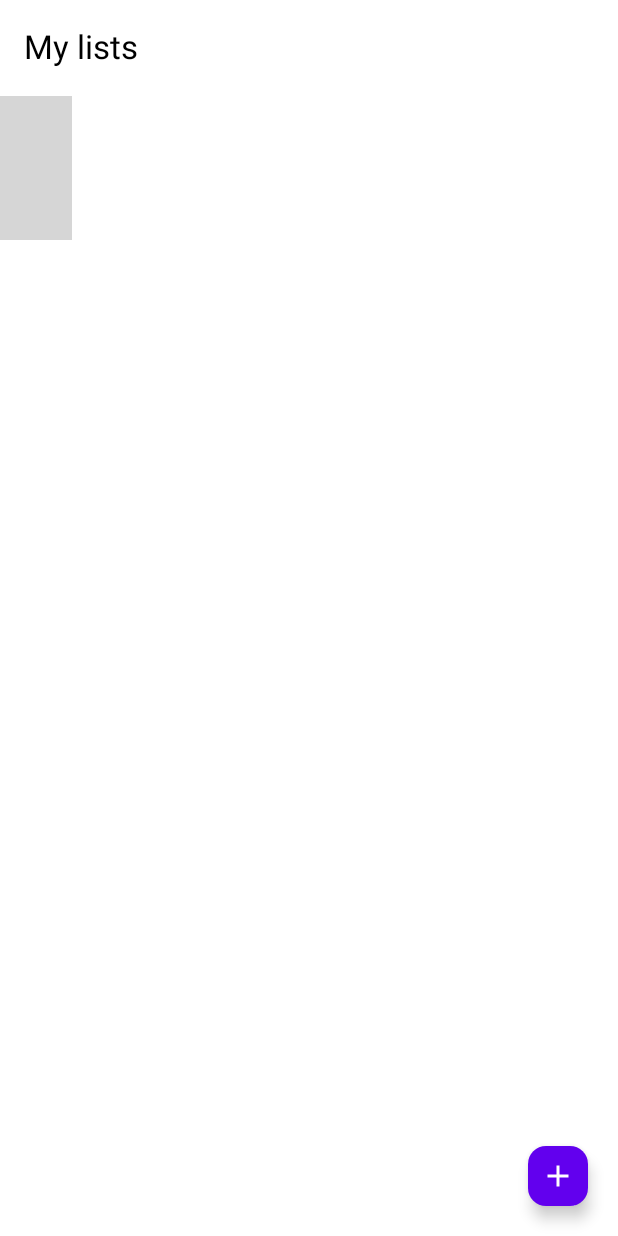
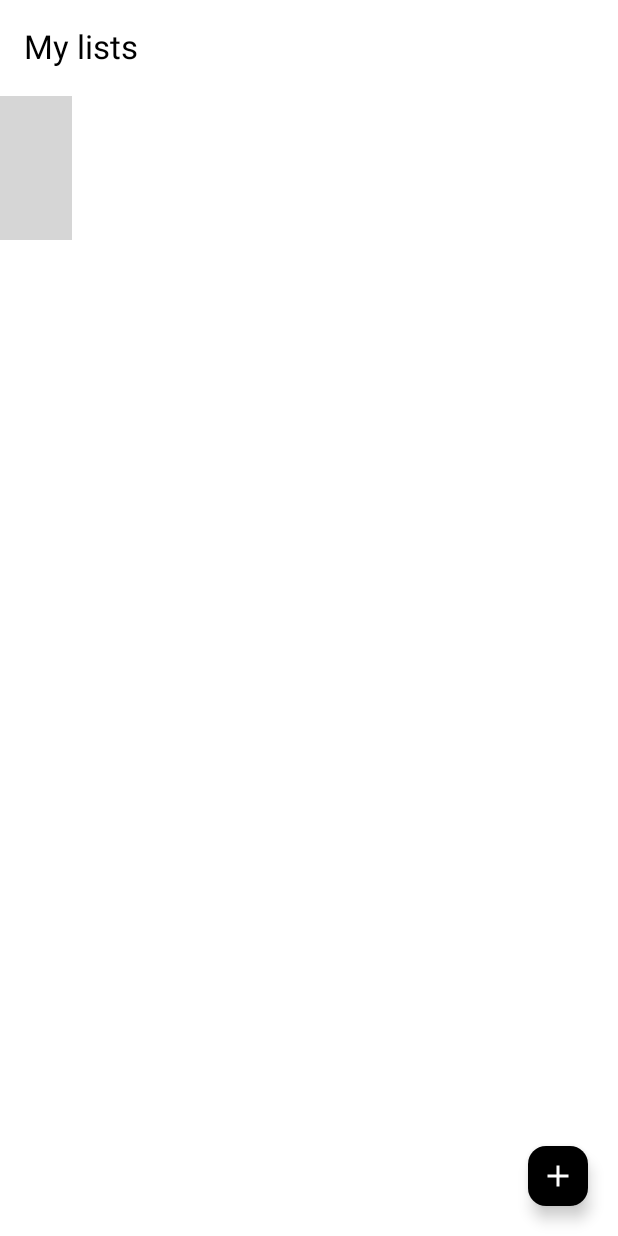
Before and after one commit to hemantgokhale/Lysta, an Android app built with Jetpack Compose: the screen it shows after launch (MainActivity), on a phone screen of 412 x 824 dp. Run offline under Robolectric (Android 15) with nearby library versions, the phone set to English and light mode, and no system bars; our stand-ins replace Compose Multiplatform resources; libraries missing offline, so code that uses them is left out: sh.calvin.reorderable; 2 statements that could not run were skipped; grey boxes are pictures that could not be loaded.

Commit message:
Color scheme - obsidian

```diff
--- a/composeApp/src/commonMain/kotlin/dev/hgokhale/lysta/HomeScreen.kt
+++ b/composeApp/src/commonMain/kotlin/dev/hgokhale/lysta/HomeScreen.kt
@@ -67,7 +67,7 @@ private fun Home(modifier: Modifier = Modifier, viewModel: LystViewModel) {
                                     Icon(
                                         imageVector = Icons.Default.Close,
                                         contentDescription = "Delete item",
-                                        tint = MaterialTheme.colorScheme.onBackground,
+                                        tint = MaterialTheme.colorScheme.onSecondary,
                                     )
                                 }
                             }
@@ -75,7 +75,7 @@ private fun Home(modifier: Modifier = Modifier, viewModel: LystViewModel) {
                                 Icon(
                                     painter = painterResource(Res.drawable.ic_drag_handle),
                                     contentDescription = "Move item",
-                                    tint = MaterialTheme.colorScheme.onBackground,
+                                    tint = MaterialTheme.colorScheme.onSecondary,
                                 )
                             }
                         }
--- a/composeApp/src/commonMain/kotlin/dev/hgokhale/lysta/LystaTheme.kt
+++ b/composeApp/src/commonMain/kotlin/dev/hgokhale/lysta/LystaTheme.kt
@@ -15,23 +15,23 @@ fun LystaTheme(
     content: @Composable () -> Unit
 ) {
     val lightColors = lightColorScheme(
-        primary = Color(0xFF6200EE),
-        secondary = Color(0xFF03DAC5),
+        primary = Color(0xFF000000),
+        secondary = Color(0xFF000000),
         background = Color(0xFFFFFFFF),
         surface = Color(0xFFFFFFFF),
         onPrimary = Color.White,
-        onSecondary = Color.Black,
+        onSecondary = Color(0x77000000),
         onBackground = Color.Black,
         onSurface = Color.Black
     )
 
     val darkColors = darkColorScheme(
-        primary = Color(0xFFBB86FC),
-        secondary = Color(0xFF03DAC5),
-        background = Color(0xFF121212),
-        surface = Color(0xFF121212),
+        primary = Color(0xFFFFFFFF),
+        secondary = Color(0xFFFFFFFF),
+        background = Color(0xFF000000),
+        surface = Color(0xFF0000000),
         onPrimary = Color.Black,
-        onSecondary = Color.Black,
+        onSecondary = Color(0x77FFFFFF),
         onBackground = Color.White,
         onSurface = Color.White
     )
--- a/composeApp/src/commonMain/kotlin/dev/hgokhale/lysta/TopBar.kt
+++ b/composeApp/src/commonMain/kotlin/dev/hgokhale/lysta/TopBar.kt
@@ -47,7 +47,7 @@ fun TopBar(viewModel: LystViewModel) {
                         Icon(
                             painter = painterResource(Res.drawable.ic_check_box),
                             contentDescription = if (showChecked) "Show checked items" else "Hide checked items",
-                            tint = if (showChecked) MaterialTheme.colorScheme.primary else MaterialTheme.colorScheme.onBackground,
+                            tint = if (showChecked) MaterialTheme.colorScheme.onBackground else MaterialTheme.colorScheme.onSecondary,
                         )
                     }
 
@@ -56,7 +56,7 @@ fun TopBar(viewModel: LystViewModel) {
                         Icon(
                             painter = painterResource(Res.drawable.ic_sort),
                             contentDescription = if (isSorted) "Sorted" else "Not sorted",
-                            tint = if (isSorted) MaterialTheme.colorScheme.primary else MaterialTheme.colorScheme.onBackground,
+                            tint = if (isSorted) MaterialTheme.colorScheme.onBackground else MaterialTheme.colorScheme.onSecondary,
                         )
                     }
                 }
```
Also changed, not shown: composeApp/src/commonMain/kotlin/dev/hgokhale/lysta/LystScreen.kt (+21 -3 lines).
